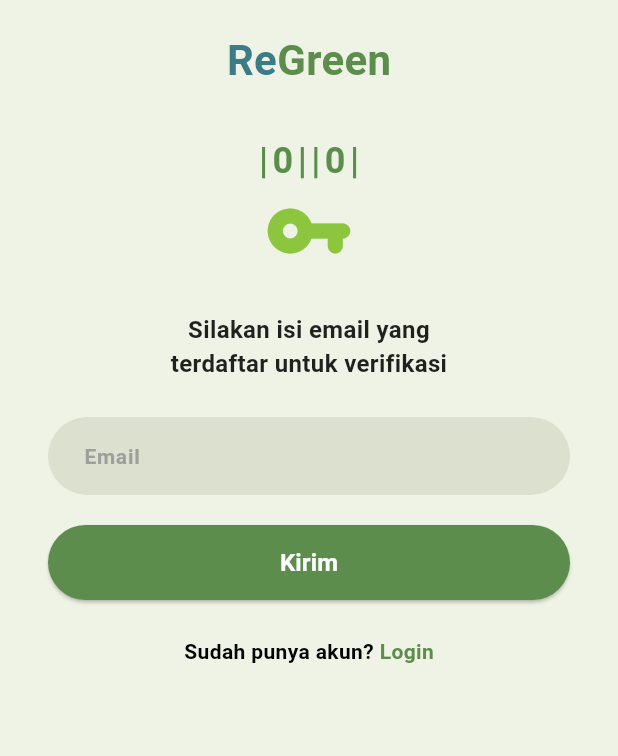
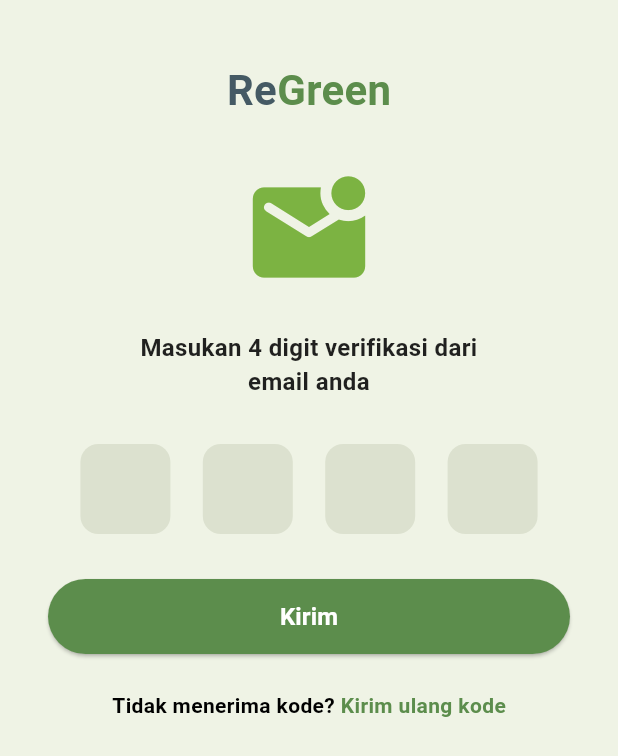
Before and after one commit to EdselSpth/ReGreen, a Flutter app: the EmailVerifikasiPage screen opened directly, after a tap on "Kirim", on a phone screen of 412 x 824 dp. Shown: the top 756 px of the screen. Run offline on Flutter 3.47's test engine with Material 3 defaults, Android fonts, the phone set to English and light mode, and no system bars.

Commit message:
feat: [GAR] penambahan halaman verifikasi kode dan reset password

```diff
--- /dev/null
+++ b/lib/forgetpassword/codeverification.dart
@@ -0,0 +1,191 @@
+import 'package:flutter/material.dart';
+import 'package:regreen/forgetpassword/resetpasswordmain.dart';
+
+class CodeVerificationPage extends StatefulWidget {
+  const CodeVerificationPage({super.key});
+
+  @override
+  State<CodeVerificationPage> createState() => _CodeVerificationPageState();
+}
+
+class _CodeVerificationPageState extends State<CodeVerificationPage> {
+  final _controllers =
+      List.generate(4, (index) => TextEditingController()); // 4 digit input
+
+  @override
+  void dispose() {
+    for (var controller in _controllers) {
+      controller.dispose();
+    }
+    super.dispose();
+  }
+
+  @override
+  Widget build(BuildContext context) {
+    return Scaffold(
+      backgroundColor: const Color(0xFFEFF3E5), // warna latar lembut
+      body: SafeArea(
+        child: Padding(
+          padding: const EdgeInsets.symmetric(horizontal: 32),
+          child: Column(
+            crossAxisAlignment: CrossAxisAlignment.center,
+            children: [
+              const SizedBox(height: 40),
+
+              // Logo ReGreen
+              Text.rich(
+                TextSpan(
+                  children: [
+                    TextSpan(
+                      text: 'Re',
+                      style: TextStyle(
+                        fontSize: 28,
+                        fontWeight: FontWeight.bold,
+                        color: Colors.blueGrey[700],
+                      ),
+                    ),
+                    const TextSpan(
+                      text: 'Green',
+                      style: TextStyle(
+                        fontSize: 28,
+                        fontWeight: FontWeight.bold,
+                        color: Color(0xFF5C8D4C),
+                      ),
+                    ),
+                  ],
+                ),
+              ),
+
+              const SizedBox(height: 30),
+
+              // Icon amplop (email)
+              const Icon(
+                Icons.mark_email_unread_rounded,
+                color: Color(0xFF7CB342),
+                size: 90,
+              ),
+
+              const SizedBox(height: 20),
+
+              const Text(
+                "Masukan 4 digit verifikasi dari\nemail anda",
+                textAlign: TextAlign.center,
+                style: TextStyle(
+                  fontWeight: FontWeight.w600,
+                  fontSize: 16,
+                  color: Colors.black87,
+                ),
+              ),
+
+              const SizedBox(height: 30),
+
+              // Kotak 4 digit kode verifikasi
+              Row(
+                mainAxisAlignment: MainAxisAlignment.spaceEvenly,
+                children: List.generate(
+                  4,
+                  (index) => SizedBox(
+                    width: 60,
+                    height: 60,
+                    child: TextField(
+                      controller: _controllers[index],
+                      keyboardType: TextInputType.number,
+                      textAlign: TextAlign.center,
+                      maxLength: 1,
+                      decoration: InputDecoration(
+                        counterText: "",
+                        filled: true,
+                        fillColor: const Color(0xFFDCE1CF),
+                        border: OutlineInputBorder(
+                          borderRadius: BorderRadius.circular(12),
+                          borderSide: BorderSide.none,
+                        ),
+                      ),
+                      style: const TextStyle(
+                        fontSize: 24,
+                        fontWeight: FontWeight.bold,
+                        color: Colors.black87,
+                      ),
+                      onChanged: (value) {
+                        if (value.isNotEmpty && index < 3) {
+                          FocusScope.of(context).nextFocus(); // otomatis pindah ke kotak berikut
+                        } else if (value.isEmpty && index > 0) {
+                          FocusScope.of(context).previousFocus(); // balik ke kotak sebelumnya
+                        }
+                      },
+                    ),
+                  ),
+                ),
+              ),
+
+              const SizedBox(height: 30),
+
+              // Tombol Kirim
+              SizedBox(
+                width: double.infinity,
+                height: 50,
+                child: ElevatedButton(
+                  onPressed: () {
+                    Navigator.push(
+                      context,
+                      MaterialPageRoute(
+                        builder: (context) => const ResetPasswordMain(),
+                      ),
+                    );
+                  },
+                  style: ElevatedButton.styleFrom(
+                    backgroundColor: const Color(0xFF5C8D4C),
+                    shape: RoundedRectangleBorder(
+                      borderRadius: BorderRadius.circular(50),
+                    ),
+                  ),
+                  child: const Text(
+                    "Kirim",
+                    style: TextStyle(
+                      fontSize: 16,
+                      fontWeight: FontWeight.bold,
+                      color: Colors.white,
+                    ),
+                  ),
+                ),
+              ),
+
+              const SizedBox(height: 24),
+
+              // Link Kirim ulang kode
+              Row(
+                mainAxisAlignment: MainAxisAlignment.center,
+                children: [
+                  const Text(
+                    "Tidak menerima kode? ",
+                    style: TextStyle(
+                      fontSize: 14,
+                      fontWeight: FontWeight.w600,
+                      color: Colors.black,
+                    ),
+                  ),
+                  GestureDetector(
+                    onTap: () {
+                      // TODO: aksi kirim ulang kode
+                      ScaffoldMessenger.of(context).showSnackBar(
+                        const SnackBar(content: Text('Kode dikirim ulang')),
+                      );
+                    },
+                    child: const Text(
+                      "Kirim ulang kode",
+                      style: TextStyle(
+                        fontSize: 14,
+                        fontWeight: FontWeight.bold,
+                        color: Color(0xFF5C8D4C),
+                      ),
+                    ),
+                  ),
+                ],
+              ),
+            ],
+          ),
+        ),
+      ),
+    );
+  }
+}
--- a/lib/forgetpassword/emailverification.dart
+++ b/lib/forgetpassword/emailverification.dart
@@ -1,5 +1,6 @@
 import 'package:flutter/material.dart';
 import 'package:regreen/auth/login_screen.dart';
+import 'package:regreen/forgetpassword/codeverification.dart';
 
 class EmailVerifikasiPage extends StatelessWidget {
   const EmailVerifikasiPage({super.key});
@@ -104,7 +105,14 @@ class EmailVerifikasiPage extends StatelessWidget {
                   width: double.infinity,
                   height: 50,
                   child: ElevatedButton(
-                    onPressed: () {},
+                    onPressed: () {
+                      Navigator.push(
+                        context,
+                        MaterialPageRoute(
+                          builder: (context) => const CodeVerificationPage(),
+                        ),
+                      );
+                    },
                     style: ElevatedButton.styleFrom(
                       backgroundColor: const Color(0xFF5C8D4C),
                       shape: RoundedRectangleBorder(
```
Also changed, not shown: lib/forgetpassword/resetpasswordmain.dart (added, +168 -0 lines).
